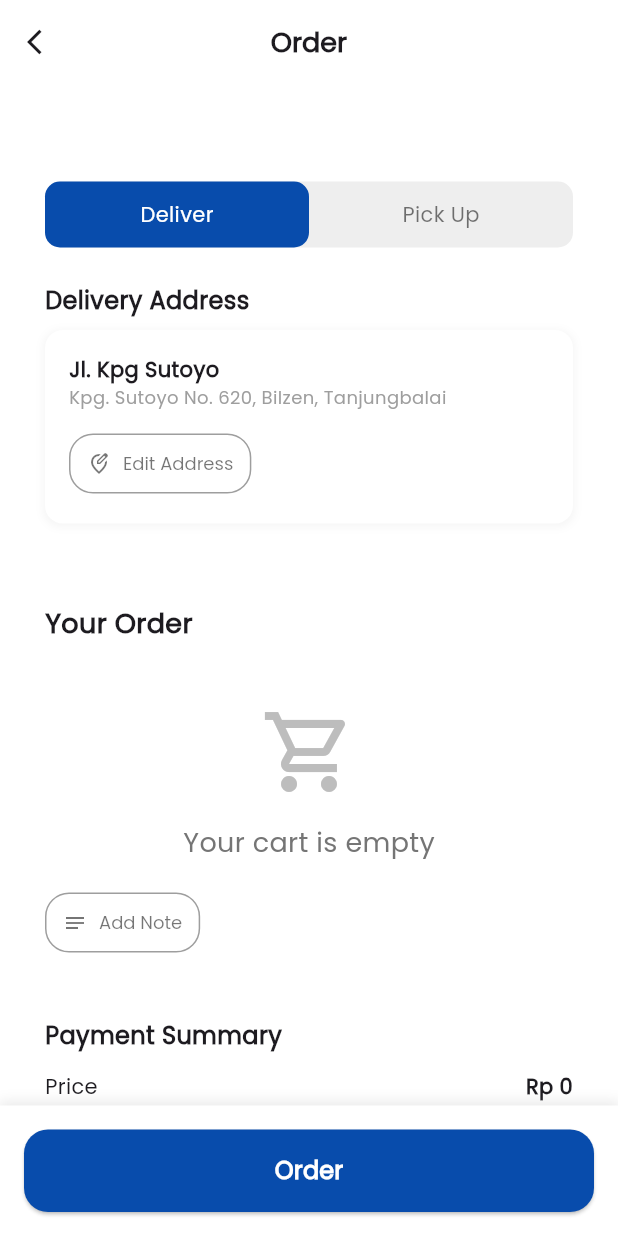
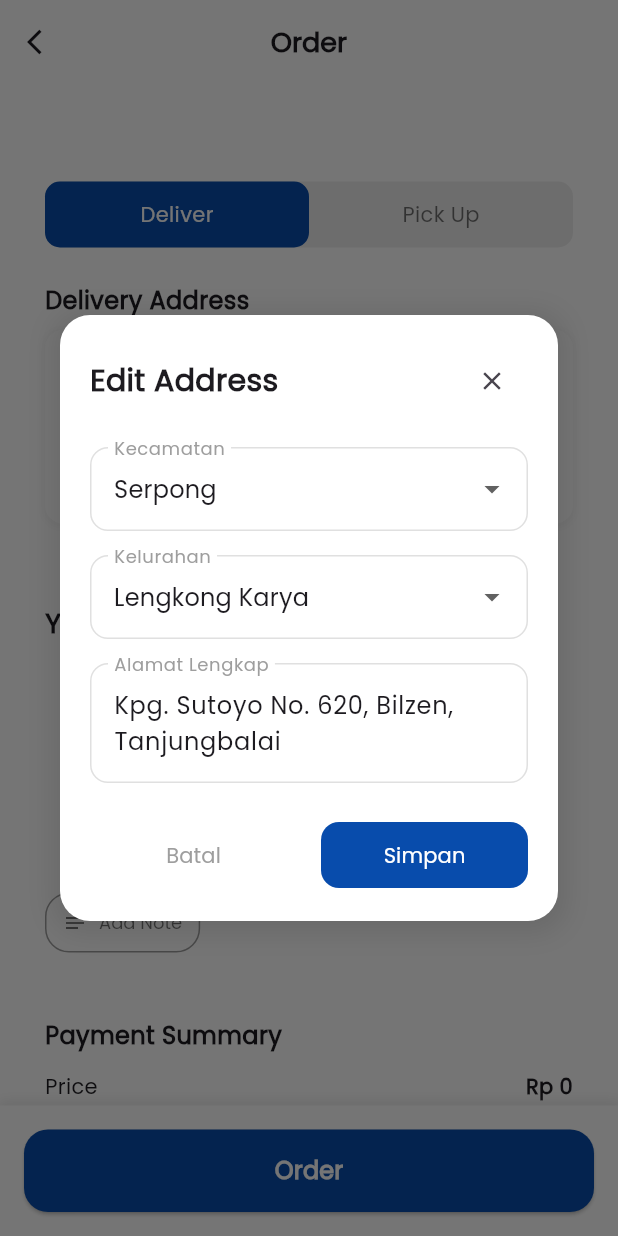
Before and after one commit to rugazine/Campaign-Coffee, a Flutter app: the OrderPage screen opened by its route, after a tap on "Edit Address", on a phone screen of 412 x 824 dp. Run offline on Flutter 3.47's test engine with Material 3 defaults, Android fonts, the phone set to English and light mode, and no system bars; our stand-ins replace flutter_dotenv, flutter_svg, get, shared_preferences; accounts and stored records are empty; network calls fail.

```diff
--- a/lib/app/pages/order/order_page.dart
+++ b/lib/app/pages/order/order_page.dart
@@ -1,6 +1,7 @@
 import 'package:flutter/material.dart';
 import 'package:get/get.dart';
 import 'package:campaign_coffee/app/pages/order/controllers/order_controller.dart';
+import 'widgets/edit_address_dialog.dart';
 
 class OrderPage extends StatefulWidget {
   const OrderPage({super.key});
@@ -172,7 +173,15 @@ class _OrderPageState extends State<OrderPage> {
                             if (orderController.isDelivery.value) ...[
                               const SizedBox(height: 12),
                               OutlinedButton.icon(
-                                onPressed: () => orderController.processOrder(),
+                                onPressed: () {
+                                  showDialog(
+                                    context: context,
+                                    builder: (BuildContext context) {
+                                      return EditAddressDialog(
+                                          orderController: orderController);
+                                    },
+                                  );
+                                },
                                 icon: const Icon(Icons.edit_location_outlined,
                                     size: 16),
                                 label: const Text('Edit Address'),
--- /dev/null
+++ b/lib/app/pages/order/widgets/edit_address_dialog.dart
@@ -0,0 +1,241 @@
+import 'package:flutter/material.dart';
+import 'package:get/get.dart';
+import '../controllers/order_controller.dart';
+
+class EditAddressDialog extends StatefulWidget {
+  final OrderController orderController;
+
+  const EditAddressDialog({Key? key, required this.orderController})
+      : super(key: key);
+
+  @override
+  State<EditAddressDialog> createState() => _EditAddressDialogState();
+}
+
+class _EditAddressDialogState extends State<EditAddressDialog> {
+  static const mainBlue = Color.fromRGBO(8, 76, 172, 1);
+  late String selectedDistrict;
+  late String selectedSubDistrict;
+  late TextEditingController addressController;
+
+  @override
+  void initState() {
+    super.initState();
+    selectedDistrict = 'Serpong';
+    selectedSubDistrict = 'Lengkong Karya';
+    addressController = TextEditingController(
+        text: widget.orderController.deliveryAddressDetail.value);
+  }
+
+  @override
+  void dispose() {
+    addressController.dispose();
+    super.dispose();
+  }
+
+  @override
+  Widget build(BuildContext context) {
+    return Dialog(
+      shape: RoundedRectangleBorder(
+        borderRadius: BorderRadius.circular(20),
+      ),
+      elevation: 0,
+      backgroundColor: Colors.transparent,
+      child: Container(
+        padding: const EdgeInsets.all(20),
+        decoration: BoxDecoration(
+          color: Colors.white,
+          borderRadius: BorderRadius.circular(20),
+          boxShadow: [
+            BoxShadow(
+              color: Colors.black.withOpacity(0.1),
+              spreadRadius: 5,
+              blurRadius: 15,
+              offset: const Offset(0, 3),
+            ),
+          ],
+        ),
+        child: Column(
+          mainAxisSize: MainAxisSize.min,
+          children: [
+            Row(
+              mainAxisAlignment: MainAxisAlignment.spaceBetween,
+              children: [
+                const Text(
+                  'Edit Address',
+                  style: TextStyle(
+                    fontFamily: 'Poppins',
+                    fontSize: 20,
+                    fontWeight: FontWeight.w600,
+                  ),
+                ),
+                IconButton(
+                  onPressed: () => Navigator.pop(context),
+                  icon: const Icon(Icons.close, size: 20),
+                ),
+              ],
+            ),
+            const SizedBox(height: 20),
+            DropdownButtonFormField<String>(
+              decoration: InputDecoration(
+                labelText: 'Kecamatan',
+                labelStyle: const TextStyle(
+                  fontFamily: 'Poppins',
+                  color: Colors.grey,
+                ),
+                border: OutlineInputBorder(
+                  borderRadius: BorderRadius.circular(12),
+                ),
+                enabledBorder: OutlineInputBorder(
+                  borderRadius: BorderRadius.circular(12),
+                  borderSide: BorderSide(color: Colors.grey.shade300),
+                ),
+                focusedBorder: OutlineInputBorder(
+                  borderRadius: BorderRadius.circular(12),
+                  borderSide: const BorderSide(color: mainBlue),
+                ),
+              ),
+              value: selectedDistrict,
+              items: ['Serpong', 'Ciputat', 'Pamulang', 'Pondok Aren']
+                  .map((String value) {
+                return DropdownMenuItem<String>(
+                  value: value,
+                  child: Text(
+                    value,
+                    style: const TextStyle(fontFamily: 'Poppins'),
+                  ),
+                );
+              }).toList(),
+              onChanged: (String? newValue) {
+                setState(() {
+                  selectedDistrict = newValue!;
+                });
+              },
+            ),
+            const SizedBox(height: 16),
+            DropdownButtonFormField<String>(
+              decoration: InputDecoration(
+                labelText: 'Kelurahan',
+                labelStyle: const TextStyle(
+                  fontFamily: 'Poppins',
+                  color: Colors.grey,
+                ),
+                border: OutlineInputBorder(
+                  borderRadius: BorderRadius.circular(12),
+                ),
+                enabledBorder: OutlineInputBorder(
+                  borderRadius: BorderRadius.circular(12),
+                  borderSide: BorderSide(color: Colors.grey.shade300),
+                ),
+                focusedBorder: OutlineInputBorder(
+                  borderRadius: BorderRadius.circular(12),
+                  borderSide: const BorderSide(color: mainBlue),
+                ),
+              ),
+              value: selectedSubDistrict,
+              items: [
+                'Lengkong Karya',
+                'Lengkong Wetan',
+                'Lengkong Gudang',
+                'Rawa Mekar'
+              ].map((String value) {
+                return DropdownMenuItem<String>(
+                  value: value,
+                  child: Text(
+                    value,
+                    style: const TextStyle(fontFamily: 'Poppins'),
+                  ),
+                );
+              }).toList(),
+              onChanged: (String? newValue) {
+                setState(() {
+                  selectedSubDistrict = newValue!;
+                });
+              },
+            ),
+            const SizedBox(height: 16),
+            TextField(
+              controller: addressController,
+              decoration: InputDecoration(
+                labelText: 'Alamat Lengkap',
+                labelStyle: const TextStyle(
+                  fontFamily: 'Poppins',
+                  color: Colors.grey,
+                ),
+                hintText: 'Nama jalan, gang, nomor rumah',
+                hintStyle: TextStyle(
+                  fontFamily: 'Poppins',
+                  color: Colors.grey.shade400,
+                ),
+                border: OutlineInputBorder(
+                  borderRadius: BorderRadius.circular(12),
+                ),
+                enabledBorder: OutlineInputBorder(
+                  borderRadius: BorderRadius.circular(12),
+                  borderSide: BorderSide(color: Colors.grey.shade300),
+                ),
+                focusedBorder: OutlineInputBorder(
+                  borderRadius: BorderRadius.circular(12),
+                  borderSide: const BorderSide(color: mainBlue),
+                ),
+              ),
+              style: const TextStyle(fontFamily: 'Poppins'),
+              maxLines: 2,
+            ),
+            const SizedBox(height: 24),
+            Row(
+              children: [
+                Expanded(
+                  child: TextButton(
+                    onPressed: () => Navigator.pop(context),
+                    style: TextButton.styleFrom(
+                      padding: const EdgeInsets.symmetric(vertical: 12),
+                      shape: RoundedRectangleBorder(
+                        borderRadius: BorderRadius.circular(12),
+                      ),
+                    ),
+                    child: const Text(
+                      'Batal',
+                      style: TextStyle(
+                        fontFamily: 'Poppins',
+                        color: Colors.grey,
+                      ),
+                    ),
+                  ),
+                ),
+                const SizedBox(width: 16),
+                Expanded(
+                  child: ElevatedButton(
+                    onPressed: () {
+                      widget.orderController.updateDeliveryAddress(
+                        '$selectedDistrict, $selectedSubDistrict',
+                        addressController.text,
+                      );
+                      Navigator.pop(context);
+                    },
+                    style: ElevatedButton.styleFrom(
+                      backgroundColor: mainBlue,
+                      padding: const EdgeInsets.symmetric(vertical: 12),
+                      elevation: 0,
+                      shape: RoundedRectangleBorder(
+                        borderRadius: BorderRadius.circular(12),
+                      ),
+                    ),
+                    child: const Text(
+                      'Simpan',
+                      style: TextStyle(
+                        fontFamily: 'Poppins',
+                        color: Colors.white,
+                        fontWeight: FontWeight.w500,
+                      ),
+                    ),
+                  ),
+                ),
+              ],
+            ),
+          ],
+        ),
+      ),
+    );
+  }
+}
--- a/lib/main.dart
+++ b/lib/main.dart
@@ -1,10 +1,12 @@
 import 'package:flutter/material.dart';
+import 'package:flutter_dotenv/flutter_dotenv.dart';
 import 'package:get/get.dart';
 import 'routes/app_routes.dart';
 import 'package:campaign_coffee/app/pages/cart/controllers/cart_controller.dart';
 
-void main() {
+Future<void> main() async {
   WidgetsFlutterBinding.ensureInitialized();
+  await dotenv.load();
   runApp(const MyApp());
 }
 
```
Also changed, not shown: lib/Midtrans/midtrans_payment_page.dart (added, +117 -0 lines), lib/Midtrans/midtrans_service.dart (added, +10 -0 lines), pubspec.yaml (+6 -65 lines), pubspec.lock, 2 other files.
